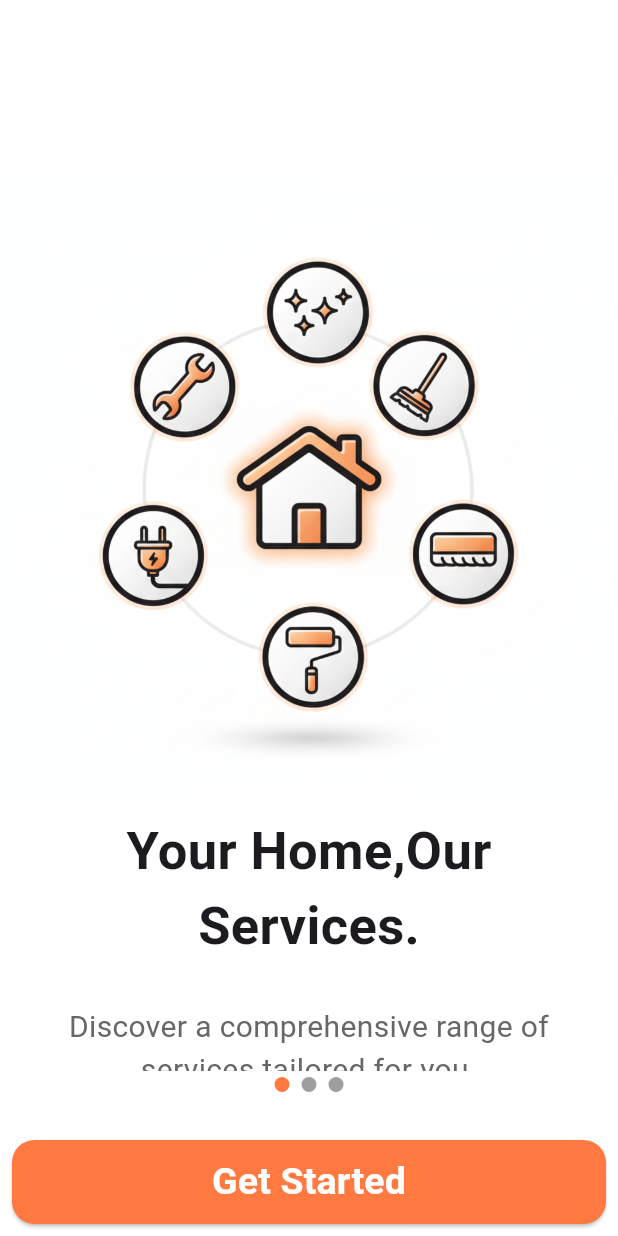
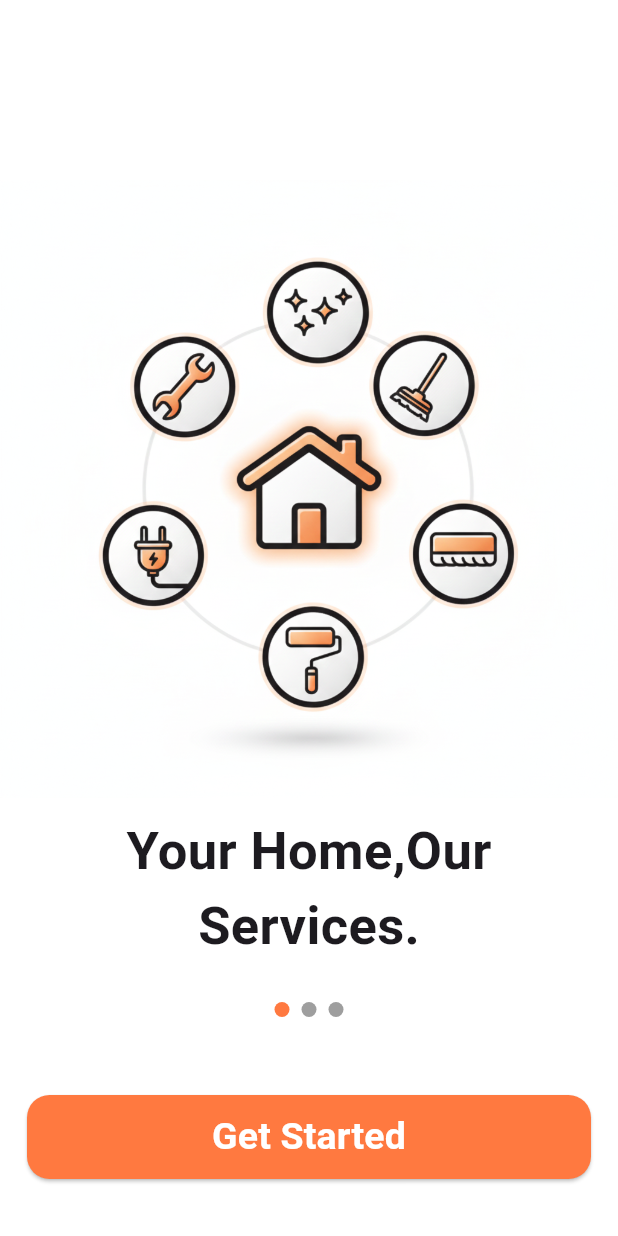
Before and after one commit to SajeenaMahotra/sewa_hub, a Flutter app: the screen it shows after launch, on a phone screen of 412 x 824 dp. Run offline on Flutter 3.47's test engine with Material 3 defaults, Android fonts, the phone set to English and light mode, and no system bars.

Commit message:
update onboarding screen

```diff
--- a/lib/screens/onboarding_screen.dart
+++ b/lib/screens/onboarding_screen.dart
@@ -65,7 +65,9 @@ class OnboardingScreen extends StatelessWidget {
                     return Column(
                       children: [
                         // Dots
-                        Row(
+                        Padding(
+                          padding: const EdgeInsets.only(bottom: 40.0),
+                          child: Row(
                             mainAxisAlignment: MainAxisAlignment.center,
                             children: List.generate(
                               3,
@@ -82,8 +84,11 @@ class OnboardingScreen extends StatelessWidget {
                               ),
                             ),
                           ),
-                        const SizedBox(height: 20),
-                        Button2(
+                        ),
+                        const SizedBox(height:0),
+                        Padding(
+                          padding: const EdgeInsets.only(bottom: 30.0,right: 10, left: 10),
+                          child: Button2(
                             text: "Get Started",
                             onPressed: () {
                               Navigator.push(
@@ -93,6 +98,7 @@ class OnboardingScreen extends StatelessWidget {
                                 ),
                               );
                             },
+                          ),
                         ),
                       ],
                     );
```
Lines whose indentation alone changed are shown as unchanged.
